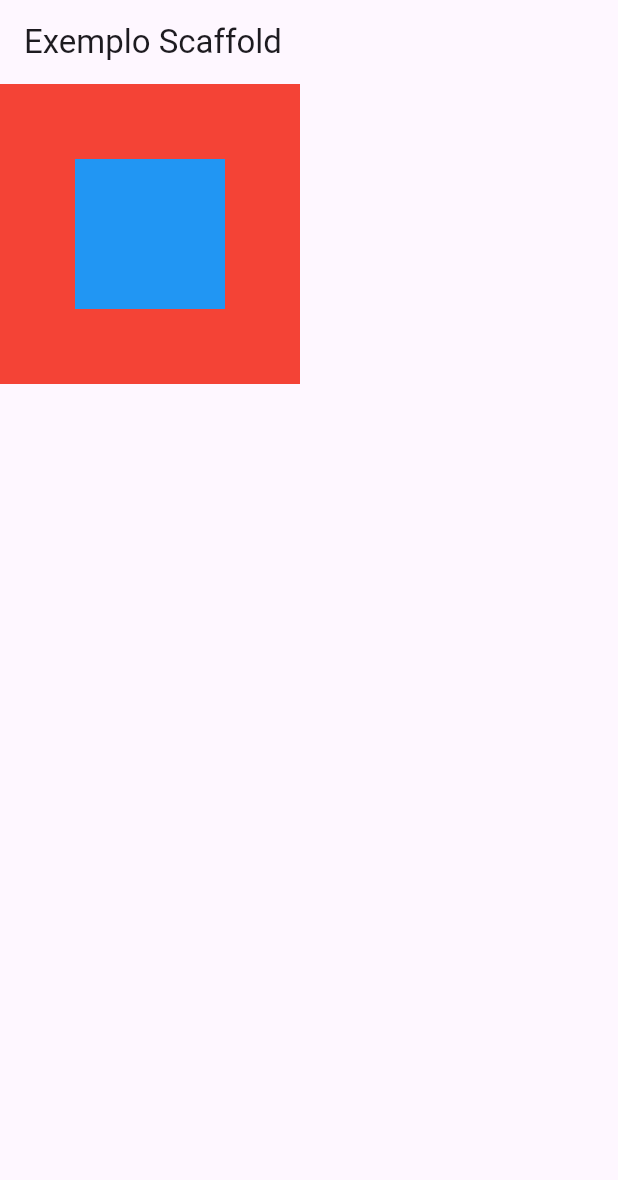
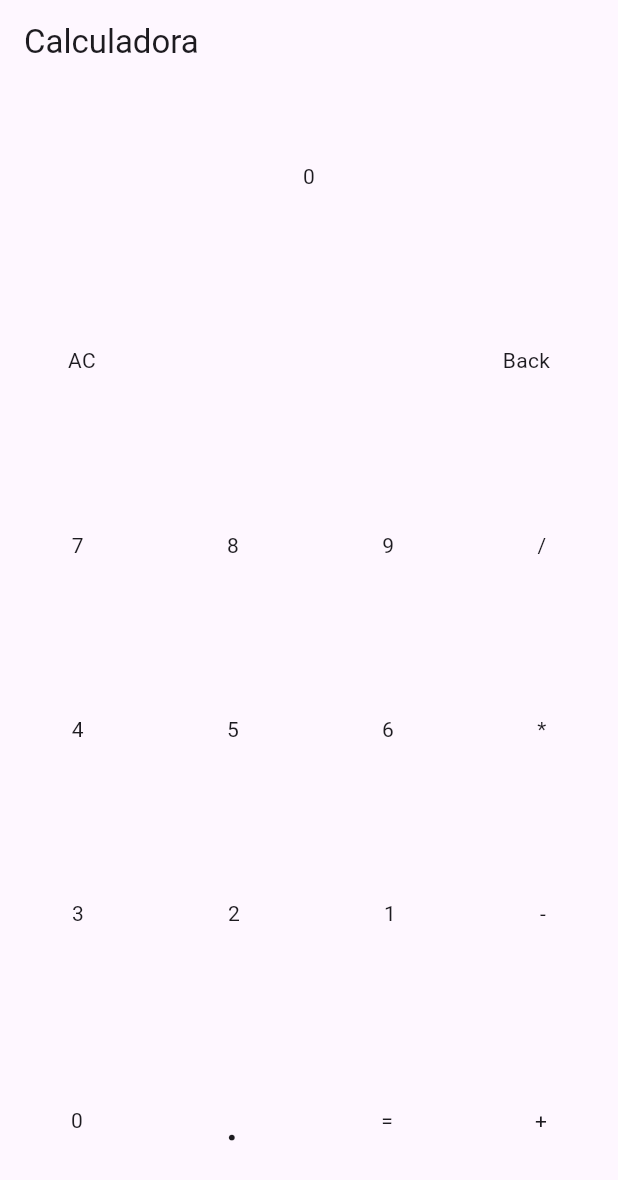
Before and after one commit to kdimsan/flutter_tests, a Flutter app: the screen it shows after launch, on a phone screen of 412 x 824 dp. Shown: the top 1180 px of the screen. Run offline on Flutter 3.47's test engine with Material 3 defaults, Android fonts, the phone set to English and light mode, and no system bars.

Commit message:
testes calculadora

```diff
--- a/lib/main.dart
+++ b/lib/main.dart
@@ -1,6 +1,7 @@
 // ignore_for_file: use_super_parameters, prefer_const_constructors
 
 import 'package:flutter/material.dart';
+import 'package:flutter/widgets.dart';
 
 void main() {
   runApp(MyApp());
@@ -14,26 +15,99 @@ class MyApp extends StatefulWidget {
 }
 
 class _MyAppState extends State<MyApp> {
+  String result = '0';
+
+  void calculate(String pressed) {
+    switch (pressed) {
+      case '4':
+      case '5':
+      case '6':
+      case '.':
+        setState(() {
+          result += pressed;
+          int intNumber = int.parse(result);
+          result = intNumber.toString();
+        });
+        break;
+      case 'AC':
+        setState(() {
+          result = '0';
+        });
+    }
+  }
+
   @override
   Widget build(BuildContext context) {
     return MaterialApp(
       home: Scaffold(
         appBar: AppBar(
-          title: Text('Exemplo Scaffold'),
+          title: Text('Calculadora'),
         ),
-        body: Stack(
-          alignment: AlignmentDirectional.center,
+        body: Column(
+          mainAxisAlignment: MainAxisAlignment.spaceAround,
           children: [
-            Container(
-              width: 200,
-              height: 200,
-              color: Colors.red,
+            Text(result),
+            Row(
+              mainAxisAlignment: MainAxisAlignment.spaceAround,
+              children: [
+                GestureDetector(
+                    onTap: () => calculate('AC'), child: Text('AC')),
+                Text(''),
+                Text(''),
+                Text('Back'),
+              ],
             ),
-            Container(
-              width: 100,
-              height: 100,
-              color: Colors.blue,
-            )
+            Row(
+              mainAxisAlignment: MainAxisAlignment.spaceAround,
+              children: [
+                Text('7'),
+                Text('8'),
+                Text('9'),
+                Text('/'),
+              ],
+            ),
+            Row(
+              mainAxisAlignment: MainAxisAlignment.spaceAround,
+              children: [
+                GestureDetector(
+                  onTap: () => calculate('4'),
+                  child: Text('4'),
+                ),
+                GestureDetector(
+                  onTap: () => calculate('5'),
+                  child: Text('5'),
+                ),
+                GestureDetector(
+                  onTap: () => calculate('6'),
+                  child: Text('6'),
+                ),
+                Text('*'),
+              ],
+            ),
+            Row(
+              mainAxisAlignment: MainAxisAlignment.spaceAround,
+              children: [
+                Text('3'),
+                Text('2'),
+                Text('1'),
+                Text('-'),
+              ],
+            ),
+            Row(
+              mainAxisAlignment: MainAxisAlignment.spaceAround,
+              children: [
+                Text('0'),
+                GestureDetector(
+                  onTap: () => calculate('.'),
+                  child: Text(
+                    '.',
+                    style: TextStyle(fontSize: 36),
+                  ),
+                ),
+                Text('='),
+                Text('+'),
+              ],
+            ),
           ],
         ),
       ),
```
